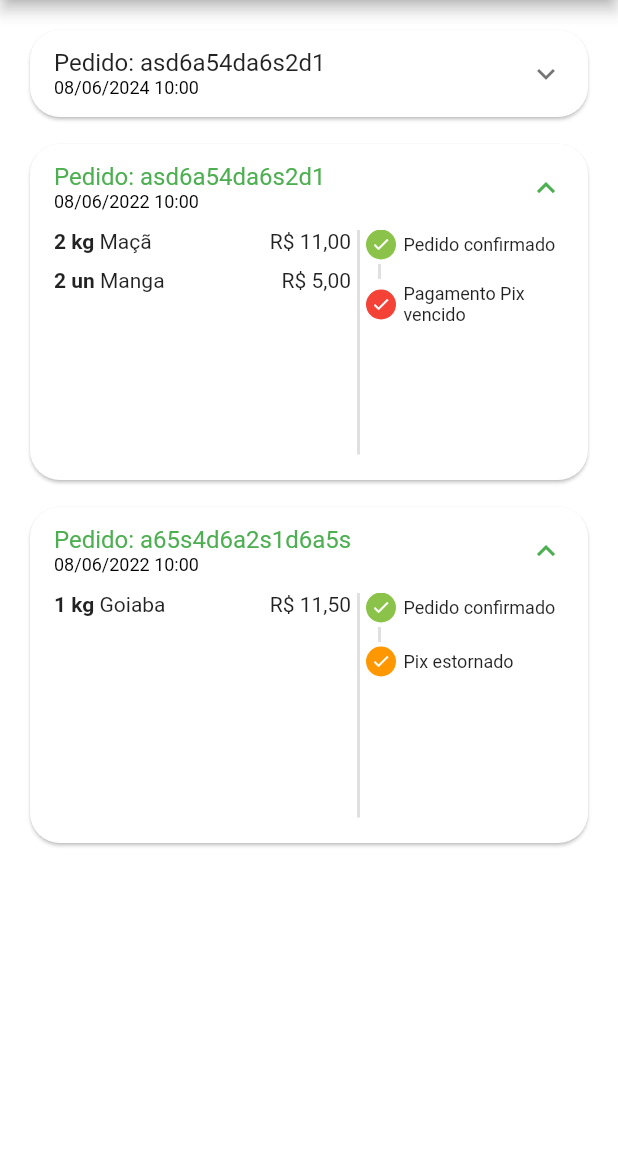
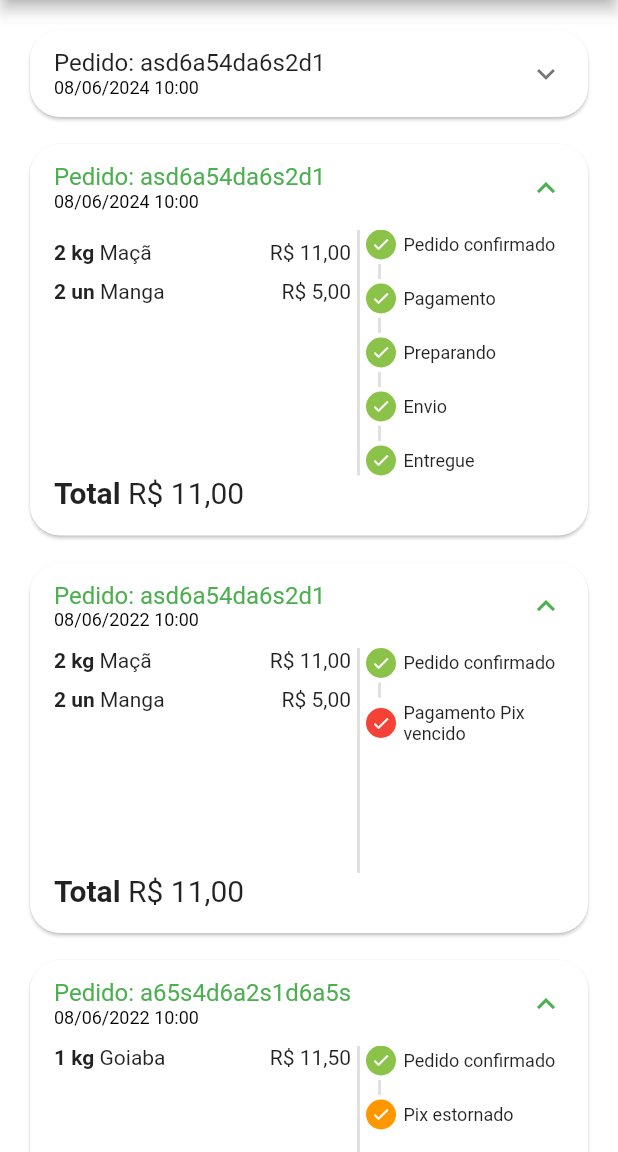
Before and after one commit to LuizMauro/flutter-mobile-shop, a Flutter app: the OrdersTab screen opened directly, after a tap on an icon or button, on a phone screen of 412 x 824 dp, the part 84-1236 px from its top. Run offline on Flutter 3.47's test engine with Material 2 defaults, Android fonts, the phone set to English and light mode, and no system bars; our stand-ins replace animated_text_kit, badges, mask_text_input_formatter, qr_flutter.

```diff
--- a/lib/src/config/app_data.dart
+++ b/lib/src/config/app_data.dart
@@ -110,6 +110,29 @@
       '2024-06-08 11:00:10.458',
     ),
     id: 'asd6a54da6s2d1',
+    status: 'pending_payment',
+    total: 11.0,
+    items: [
+      CartItemModel(
+        item: apple,
+        quantity: 2,
+      ),
+      CartItemModel(
+        item: mango,
+        quantity: 2,
+      ),
+    ],
+  ),
+
+  OrderModel(
+    copyAndPaste: 'q1w2e3r4t5y6',
+    createdDateTime: DateTime.parse(
+      '2024-06-08 10:00:10.458',
+    ),
+    overdueDateTime: DateTime.parse(
+      '2024-06-08 11:00:10.458',
+    ),
+    id: 'asd6a54da6s2d1',
     status: 'delivered',
     total: 11.0,
     items: [
--- a/lib/src/pages/orders/components/order_tile.dart
+++ b/lib/src/pages/orders/components/order_tile.dart
@@ -3,6 +3,7 @@
 import 'package:teste/src/models/order_model.dart';
 
 import '../../../services/utils_service.dart';
+import '../../commom_widgets/payment_dialog.dart';
 import 'order_status_widget.dart';
 
 class OrderTile extends StatelessWidget {
@@ -38,6 +39,7 @@
             ],
           ),
           childrenPadding: const EdgeInsets.fromLTRB(16, 0, 16, 16),
+          expandedCrossAxisAlignment: CrossAxisAlignment.stretch,
           children: [
             IntrinsicHeight(
               child: Row(
@@ -75,6 +77,52 @@
                     ),
                   ),
                 ],
+              ),
+            ),
+            Text.rich(
+              TextSpan(
+                style: const TextStyle(
+                  fontSize: 20,
+                ),
+                children: [
+                  const TextSpan(
+                    text: 'Total ',
+                    style: TextStyle(
+                      fontWeight: FontWeight.bold,
+                    ),
+                  ),
+                  TextSpan(
+                    text: utilsServices.priceToCurrency(order.total),
+                  ),
+                ],
+              ),
+            ),
+            Visibility(
+              visible: order.status == 'pending_payment' &&
+                  !order.overdueDateTime.isBefore(
+                    DateTime.now(),
+                  ),
+              child: ElevatedButton.icon(
+                style: ElevatedButton.styleFrom(
+                  shape: RoundedRectangleBorder(
+                    borderRadius: BorderRadius.circular(20),
+                  ),
+                ),
+                onPressed: () {
+                  showDialog(
+                    context: context,
+                    builder: (_) {
+                      return PaymentDialog(
+                        order: order,
+                      );
+                    },
+                  );
+                },
+                icon: Image.asset(
+                  'assets/app_images/pix.png',
+                  height: 18,
+                ),
+                label: const Text('Ver QR Code Pix'),
               ),
             ),
           ],
```
Also changed, not shown: lib/src/pages/cart/cart_tab.dart (+14 -1 lines), lib/src/pages/commom_widgets/payment_dialog.dart (added, +98 -0 lines), pubspec.yaml (+4 -4 lines), assets/app_images/pix.png (added), pubspec.lock.
